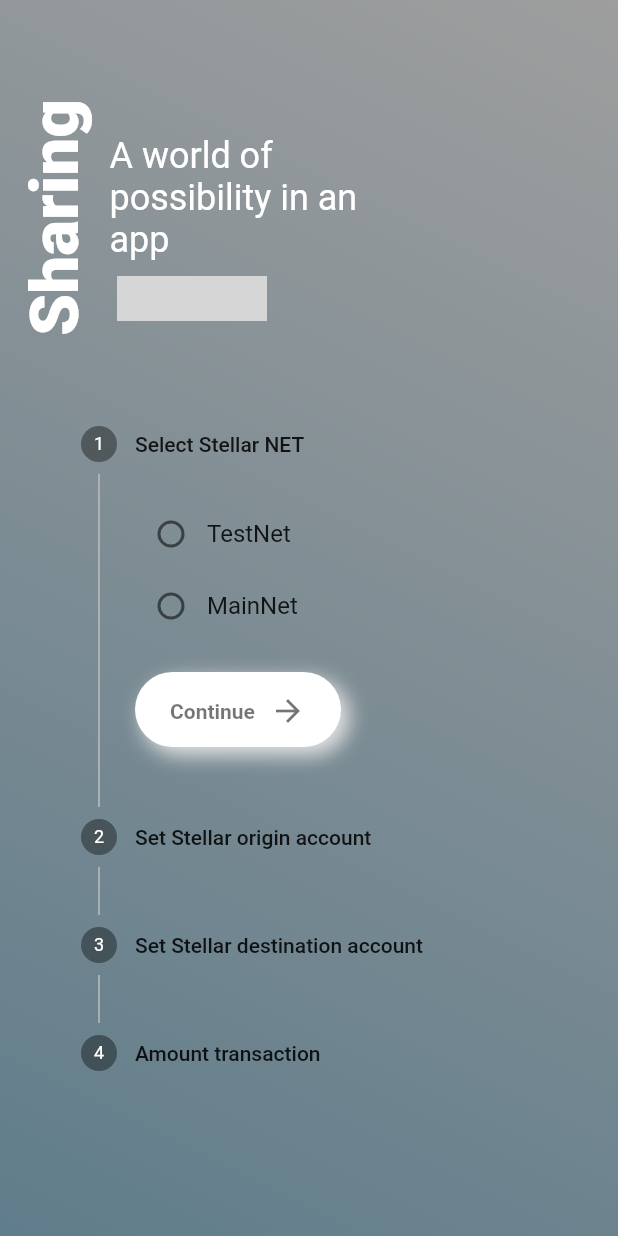
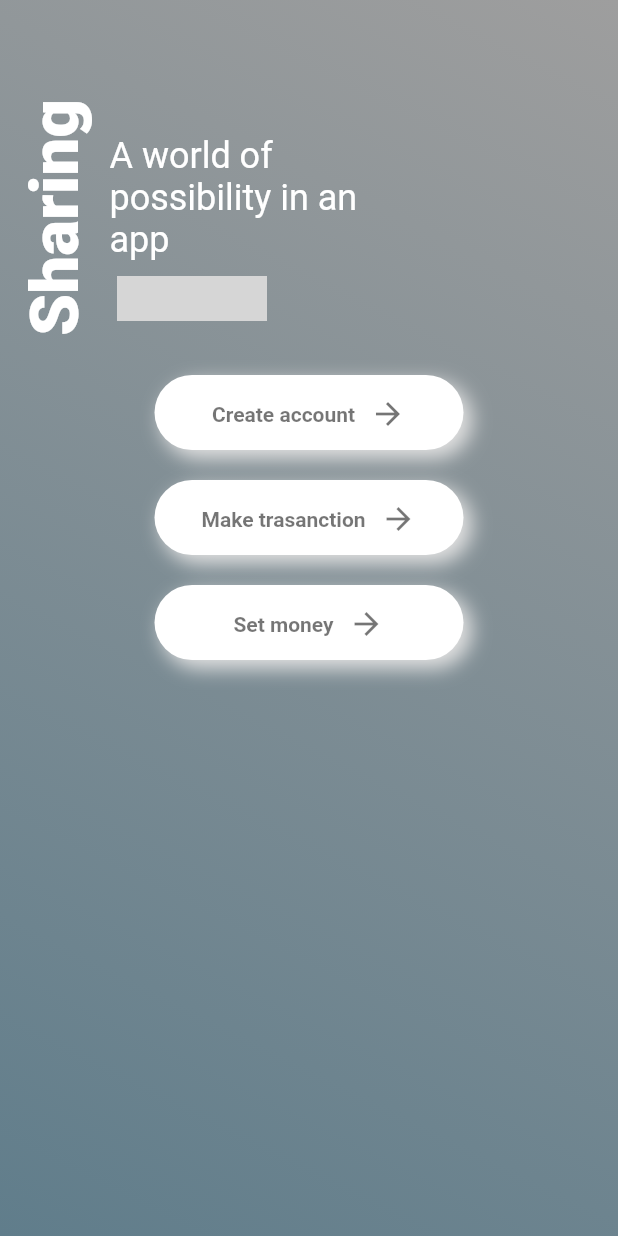
Before and after one commit to moisesvs/stellar_payments_flutter, a Flutter app: the screen it shows after launch, on a phone screen of 412 x 824 dp. Run offline on Flutter 3.47's test engine with Material 2 defaults, Android fonts, the light colour scheme and no system bars; our stand-ins replace flutter_svg; missing offline and left inert: stellar_flutter_sdk; grey boxes are pictures that could not be loaded.

Commit message:
feat: added 4 button to create scaffold Stellar Transactions

```diff
--- a/lib/data/SharedPreferencesDao.dart
+++ b/lib/data/SharedPreferencesDao.dart
@@ -1,13 +1,11 @@
-import 'package:flutter/material.dart';
-import 'package:shared_preferences/shared_preferences.dart';
 
 class SharedPreferencesDao {
 
-  Future<SharedPreferences> _prefs = SharedPreferences.getInstance();
+  //Future<SharedPreferences> _prefs = SharedPreferences.getInstance();
 
   Future<String> getAccount() async {
-    final SharedPreferences prefs = await _prefs;
-    return (prefs.getString('account') ?? null);
+    //final SharedPreferences prefs = await _prefs;
+    //return (prefs.getString('account') ?? null);
   }
 
 }
--- a/lib/main.dart
+++ b/lib/main.dart
@@ -1,5 +1,8 @@
 import 'package:flutter/material.dart';
-import 'package:stellar_crypto_app/pages/LoginPage.dart';
+import './pages/StartPage/StartPage.dart';
+import './pages/InfoAccount/InfoAccount.dart';
+import './pages/CreateAccount/CreateAccount.dart';
+import './pages/MakeTransaction/MakeTransactions.dart';
 import './data/StellarDao.dart';
 import './data/TransferenceUser.dart';
 void main() {
@@ -22,7 +25,13 @@ class MyApp extends StatelessWidget {
       theme: ThemeData(
         primarySwatch: Colors.grey,
       ),
-      home: LoginPage(),
+      initialRoute: '/',
+      routes: {
+        '/': (context) =>  StartPage(),
+        '/infoAccount': (context) => InfoAccount(),
+        '/createAccount': (context) => CreateAccount(),
+        '/makeTransaction': (context) => MakeTransactions(),
+      },
     );
   }
 }
--- a/lib/pages/LoginPage.dart
+++ /dev/null
@@ -1,40 +0,0 @@
-import 'package:flutter/material.dart';
-import 'package:stellar_crypto_app/widget/StepperLogin.dart';
-import '../widget/TextLogin.dart';
-import '../widget/VerticalText.dart';
-
-class LoginPage extends StatefulWidget {
-  @override
-  _LoginPageState createState() => _LoginPageState();
-}
-
-class _LoginPageState extends State<LoginPage> {
-  @override
-  Widget build(BuildContext context) {
-    return Scaffold(
-      body: Container(
-        decoration: BoxDecoration(
-          gradient: LinearGradient(
-              begin: Alignment.topRight,
-              end: Alignment.bottomLeft,
-              colors: [Colors.grey, Colors.blueGrey]),
-        ),
-        child: ListView(
-          children: <Widget>[
-            Column(
-              children: <Widget>[
-                Row(children: <Widget>[
-                  VerticalText(text: "Sharing"),
-                  TextLogin()
-                ]),
-                //InputAccount(),
-                //ButtonApp(textButton: "Set account"),
-                StepperLogin()
-              ],
-            ),
-          ],
-        ),
-      ),
-    );
-  }
-}
--- a/lib/pages/MakeTransactions.dart
+++ /dev/null
@@ -1,25 +0,0 @@
-import 'package:flutter/material.dart';
-import 'package:stellar_crypto_app/data/StellarDao.dart';
-import 'package:stellar_crypto_app/pages/LoginPage.dart';
-
-class MakeTransactions extends StatelessWidget {
-
-  static final StellarDao _sdkStellar = StellarDao();
-
-  // This widget is the root of your application.
-  @override
-  Widget build(BuildContext context) {
-    return MaterialApp(
-      title: 'Stellar demo',
-      theme: ThemeData(
-        primarySwatch: Colors.grey,
-      ),
-      //home: Body(),
-      initialRoute: '/',
-      routes: {
-        '/': (context) =>  LoginPage(),
-        '/makeTransaction': (context) => MakeTransactions(),
-      },
-    );
-  }
-}
--- /dev/null
+++ b/lib/pages/StartPage/StartPage.dart
@@ -0,0 +1,16 @@
+import 'package:flutter/material.dart';
+import 'package:stellar_crypto_app/pages/StartPage/StartPageButtons.dart';
+import 'package:stellar_crypto_app/widget/theme/ThemeHome.dart';
+
+class StartPage extends StatelessWidget {
+
+  @override
+  Widget build(BuildContext context) {
+    return ThemeHome(
+      textVertical: "Sharing",
+      textHorizontal: "A world of possibility in an app",
+      bodyWidget: StartPageButtons(),
+      key: UniqueKey()
+    );
+  }
+}
--- /dev/null
+++ b/lib/pages/StartPage/StartPageButtons.dart
@@ -0,0 +1,28 @@
+import 'dart:async';
+import 'dart:math';
+
+import 'package:flutter/material.dart';
+import 'package:stellar_crypto_app/widget/ButtonApp.dart';
+
+class StartPageButtons extends StatelessWidget {
+
+  @override
+  Widget build(BuildContext context) {
+      return Center(
+          child: Column(
+            mainAxisAlignment: MainAxisAlignment.center,
+            children: <Widget> [
+              ButtonApp(textButton: "Create account", onPressed: () => {
+                  Navigator.pushNamed(context, '/makeTransaction')
+              }),
+              ButtonApp(textButton: "Make trasanction", onPressed: () => {
+
+              }),
+              ButtonApp(textButton: "Set money", onPressed: () => {
+
+              }),
+            ],
+          ),
+        );
+  }
+}
--- a/lib/widget/ButtonApp.dart
+++ b/lib/widget/ButtonApp.dart
@@ -25,7 +25,7 @@ class _ButtonLoginState extends State<ButtonApp> {
       child: Container(
         alignment: Alignment.bottomLeft,
         height: 50,
-        width: MediaQuery.of(context).size.width / 3,
+        width: MediaQuery.of(context).size.width / 2,
         decoration: BoxDecoration(
           boxShadow: [
             BoxShadow(
@@ -41,7 +41,7 @@ class _ButtonLoginState extends State<ButtonApp> {
           color: Colors.white,
           borderRadius: BorderRadius.circular(30),
         ),
-        child: FlatButton(
+        child: TextButton(
           onPressed: onPressed,
           child: Row(
             mainAxisAlignment: MainAxisAlignment.center,
--- a/lib/widget/StepperLogin.dart
+++ b/lib/widget/StepperLogin.dart
@@ -1,7 +1,6 @@
 import 'package:flutter/material.dart';
 import 'package:stellar_crypto_app/data/TransferenceUser.dart';
 import 'package:stellar_crypto_app/widget/InputAccount.dart';
-
 import 'ButtonApp.dart';
 
 class StepperLogin extends StatefulWidget {
--- a/lib/widget/UserOld.dart
+++ b/lib/widget/UserOld.dart
@@ -1,5 +1,4 @@
 import 'package:flutter/material.dart';
-import '../pages/LoginPage.dart';
 
 class UserOld extends StatelessWidget {
   @override
@@ -22,8 +21,8 @@ class UserOld extends StatelessWidget {
             FlatButton(
               padding: EdgeInsets.all(0),
               onPressed: () {
-                Navigator.push(context,
-                    MaterialPageRoute(builder: (context) => LoginPage()));
+                //Navigator.push(context,
+                    //MaterialPageRoute(builder: (context) => StartPage()));
               },
               child: Text(
                 'Sing in',
--- a/lib/widget/VerticalText.dart
+++ b/lib/widget/VerticalText.dart
@@ -4,10 +4,10 @@ class VerticalText extends StatefulWidget {
 
   String text;
 
-  VerticalText({this.text});
+  VerticalText({this.text, Key key}):super(key:key);
 
   @override
-  _VerticalTextState createState() => _VerticalTextState(text: text);
+  _VerticalTextState createState() => _VerticalTextState();
 }
 
 class _VerticalTextState extends State<VerticalText> {
@@ -15,6 +15,23 @@ class _VerticalTextState extends State<VerticalText> {
   String text;
 
   _VerticalTextState({this.text});
+
+  @override
+  void initState() {
+    super.initState();
+    text = widget.text;
+  }
+
+  @override
+  void didUpdateWidget(VerticalText oldWidget) {
+      if(text != widget.text) {
+          setState((){
+              this.text = widget.text;
+          });
+      }
+
+      super.didUpdateWidget(oldWidget);
+  }
 
   @override
   Widget build(BuildContext context) {
--- a/lib/widget/TextLogin.dart
+++ b/lib/widget/theme/TextInfoTheme.dart
@@ -1,18 +1,27 @@
 import 'package:flutter/material.dart';
 import 'package:flutter_svg/flutter_svg.dart';
 
-class TextLogin extends StatefulWidget {
+class TextInfoTheme extends StatefulWidget {
+
+  String text;
+
+  TextInfoTheme({this.text, key : Key}): super(key: key);
+
   @override
-  _TextLoginState createState() => _TextLoginState();
+  _TextLoginState createState() => _TextLoginState(text : this.text);
 }
 
-class _TextLoginState extends State<TextLogin> {
+class _TextLoginState extends State<TextInfoTheme> {
+
+  String text;
+
+  _TextLoginState ({this.text});
+
   @override
   Widget build(BuildContext context) {
     return Padding(
       padding: const EdgeInsets.only(top: 30.0, left: 10.0),
       child: Container(
-        //color: Colors.green,
         height: 200,
         width: 200,
         child: Column(
@@ -22,7 +31,7 @@ class _TextLoginState extends State<TextLogin> {
             ),
             Center(
               child: Text(
-                'A world of possibility in an app',
+                this.text,
                 style: TextStyle(
                   fontSize: 24,
                   color: Colors.white,
--- /dev/null
+++ b/lib/widget/theme/ThemeHome.dart
@@ -0,0 +1,68 @@
+import 'package:flutter/material.dart';
+import '../FloatingAddButton.dart';
+import '../VerticalText.dart';
+import 'TextInfoTheme.dart';
+
+class ThemeHome extends StatefulWidget {
+
+  String textVertical;
+  String textHorizontal;
+  Widget bodyWidget;
+  Widget floatingButton;
+  AddButtonFunction actionFloatingButton;
+
+  ThemeHome ({this.textVertical,
+              this.textHorizontal,
+              this.bodyWidget,
+              this.floatingButton,
+              Key key}):super(key: key);
+
+  @override
+  _ThemeHomeState createState() => _ThemeHomeState();
+}
+
+class _ThemeHomeState extends State<ThemeHome> {
+
+  String textVertical;
+  String textHorizontal;
+  Widget bodyWidget;
+  Widget floatingButton;
+
+  @override
+  void initState() {
+    super.initState();
+
+    textVertical = widget.textVertical;
+    textHorizontal = widget.textHorizontal;
+    bodyWidget = widget.bodyWidget;
+    floatingButton = widget.floatingButton;
+  }
+
+  @override
+  Widget build(BuildContext context) {
+    return Scaffold(
+      body:
+      Container(
+        decoration: BoxDecoration(
+          gradient: LinearGradient(
+              begin: Alignment.topRight,
+              end: Alignment.bottomLeft,
+              colors: [Colors.grey, Colors.blueGrey]),
+        ),
+        child: ListView(
+          children: <Widget>[
+            Column(
+              children: <Widget>[
+                Row(children: <Widget>[
+                  VerticalText(text: widget.textVertical, key: UniqueKey()),
+                  TextInfoTheme(text: widget.textHorizontal, key: UniqueKey()),
+                ]),
+                this.bodyWidget
+              ],
+            ),
+          ],
+        ),
+      ),
+      floatingActionButton: floatingButton);
+  }
+}
```
Also changed, not shown: lib/pages/CreateAccount/CreateAccount.dart (added, +56 -0 lines), lib/pages/MakeTransaction/MakeTransactions.dart (added, +67 -0 lines), lib/widget/FloatingAddButton.dart (added, +19 -0 lines), pubspec.yaml (+2 -5 lines), lib/pages/InfoAccount/InfoAccount.dart (renamed from lib/pages/InfoAccount.dart), pubspec.lock, 4 other files.
